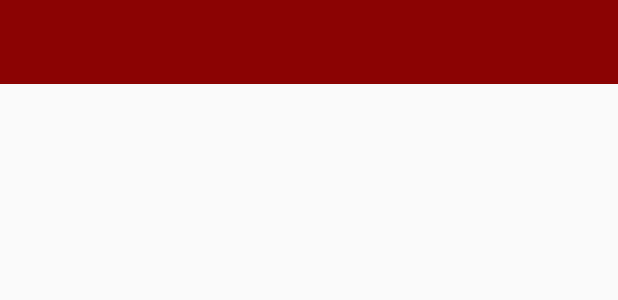
After one commit to manalalsharif/MyFinalProject, an Android app: the layout activity_history.xml on its own in the app's theme, with its tools: preview values and no code run, on a phone screen of 412 x 824 dp. The commit adds this screen. Shown: the top 300 px of the screen. Run offline under Robolectric (Android 15) with nearby library versions, the light colour scheme and no system bars; network calls fail.

Commit message:
Add HistoryActivity layout

```diff
--- a/myfinalprojectcs3270/app/build.gradle
+++ b/myfinalprojectcs3270/app/build.gradle
@@ -11,7 +11,6 @@ android {
         versionName "1.0"
         testInstrumentationRunner "android.support.test.runner.AndroidJUnitRunner"
     }
-
 
 
     buildTypes {
@@ -48,4 +47,6 @@ dependencies {
     implementation 'de.hdodenhof:circleimageview:2.2.0'
     //Paypal Stuff
     implementation 'com.paypal.sdk:paypal-android-sdk:2.15.3'
+
+    implementation 'com.github.jd-alexander:LikeButton:0.2.3'
 }
--- a/myfinalprojectcs3270/app/src/main/AndroidManifest.xml
+++ b/myfinalprojectcs3270/app/src/main/AndroidManifest.xml
@@ -13,7 +13,8 @@
         android:roundIcon="@mipmap/ic_launcher_round"
         android:supportsRtl="true"
         android:theme="@style/AppTheme">
-        <activity android:name=".PayPalActivity"></activity>
+        <activity android:name=".HistoryActivity"></activity>
+        <activity android:name=".PayPalActivity" />
         <activity android:name=".DetailActivity" />
         <activity android:name=".MainActivity">
             <intent-filter>
--- /dev/null
+++ b/myfinalprojectcs3270/app/src/main/res/layout/activity_history.xml
@@ -0,0 +1,18 @@
+<?xml version="1.0" encoding="utf-8"?>
+<androidx.constraintlayout.widget.ConstraintLayout xmlns:android="http://schemas.android.com/apk/res/android"
+    xmlns:app="http://schemas.android.com/apk/res-auto"
+    xmlns:tools="http://schemas.android.com/tools"
+    android:layout_width="match_parent"
+    android:layout_height="match_parent"
+    tools:context=".HistoryActivity">
+
+<androidx.appcompat.widget.Toolbar
+        android:id="@+id/toolbar_history"
+        android:layout_width="match_parent"
+        android:layout_height="?android:attr/actionBarSize"
+        android:background="#8C0303"
+        android:theme="@style/ThemeOverlay.AppCompat.Dark.ActionBar"
+        app:popupTheme="@style/ThemeOverlay.AppCompat.Light"
+        tools:ignore="MissingConstraints" />
+
+</androidx.constraintlayout.widget.ConstraintLayout>
--- a/myfinalprojectcs3270/app/src/main/res/values/colors.xml
+++ b/myfinalprojectcs3270/app/src/main/res/values/colors.xml
@@ -52,4 +52,6 @@
     <color name="textColor_movie_favorite_white">#F2F2F2</color>
     <color name="textColor_movie_favorite_primry">#8C0303</color>
 
+
+
 </resources>
--- a/myfinalprojectcs3270/build.gradle
+++ b/myfinalprojectcs3270/build.gradle
@@ -18,6 +18,7 @@ allprojects {
     repositories {
         google()
         jcenter()
+        maven { url "https://jitpack.io" }
 
     }
 }
```
Also changed, not shown: myfinalprojectcs3270/app/src/main/java/com/example/myfinalprojectcs3270/DetailActivity.java (+11 -10 lines), myfinalprojectcs3270/app/src/main/java/com/example/myfinalprojectcs3270/Fragments/Account.java (+19 -4 lines), myfinalprojectcs3270/app/src/main/java/com/example/myfinalprojectcs3270/HistoryActivity.java (added, +45 -0 lines), myfinalprojectcs3270/app/src/main/res/layout/activity_detail.xml (+8 -0 lines).
